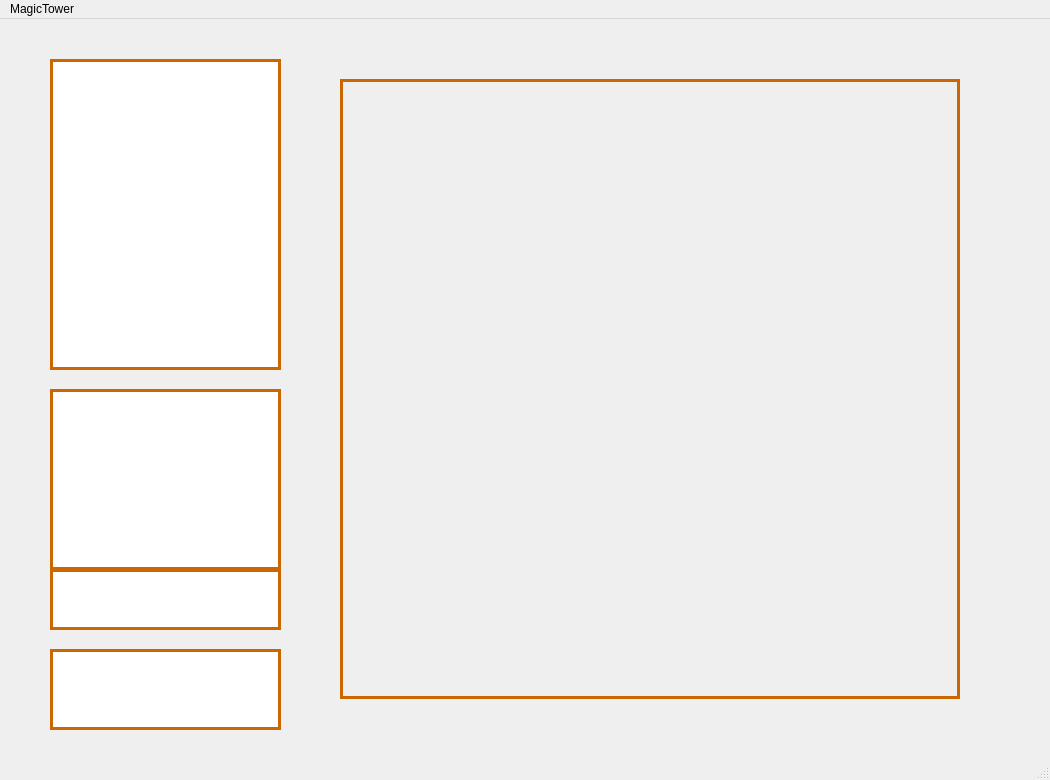
First picture: the form in view/mainwindow.ui, repository ZSYTY/magic-tower, before the edit.
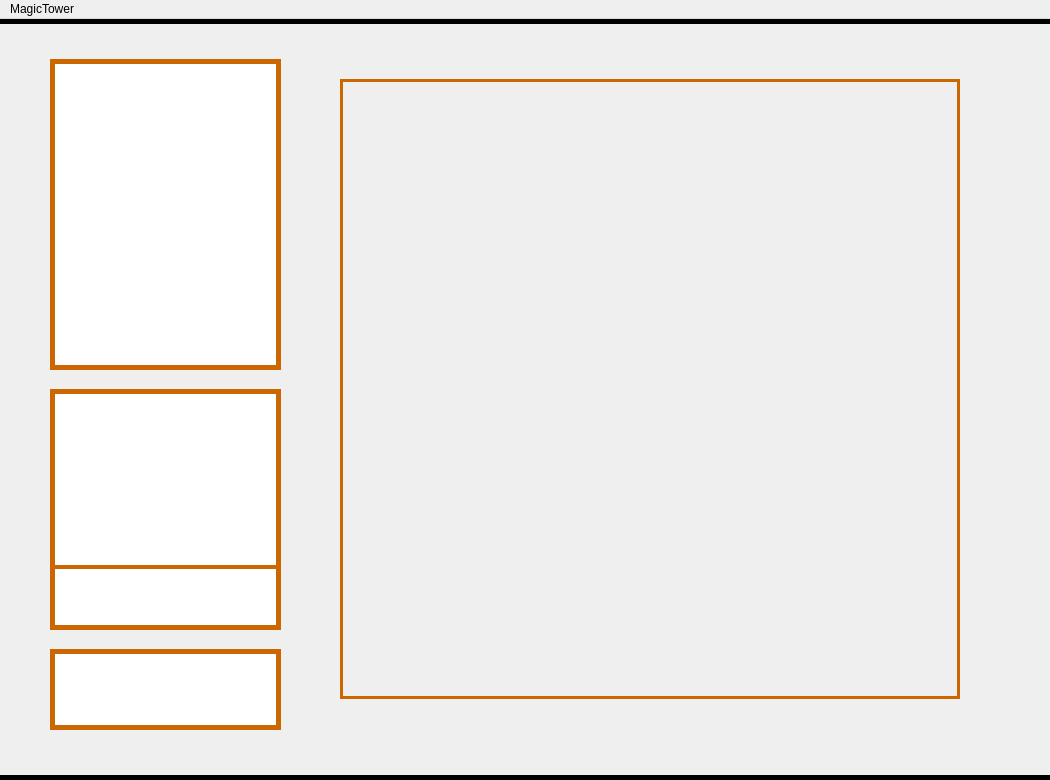
Second picture: the form after the edit. Icons and pictures are not drawn. Custom widgets are drawn as their Qt base class.

Commit message: 增加基础样式

Diff of the .ui file:
```diff
--- a/view/mainwindow.ui
+++ b/view/mainwindow.ui
@@ -14,6 +14,12 @@
    <string>MainWindow</string>
   </property>
   <widget class="QWidget" name="centralwidget">
+   <property name="styleSheet">
+    <string notr="true">background-image:url(:/assets/Images/569.bmp);
+border:5 solid black;
+border-left:1;
+border-right:1</string>
+   </property>
    <widget class="MagicMap" name="mapWidget" native="true">
     <property name="geometry">
      <rect>
@@ -52,11 +58,17 @@
     </property>
     <property name="font">
      <font>
-      <pointsize>14</pointsize>
+      <family>微软雅黑</family>
+      <pointsize>20</pointsize>
+      <weight>50</weight>
+      <bold>false</bold>
      </font>
     </property>
     <property name="styleSheet">
-     <string notr="true">border:3px solid rgb(204,102,0);</string>
+     <string notr="true">border:5px solid rgb(204,102,0);
+background-image:url(:/assets/Images/221.bmp);
+color:white;
+text-align:center</string>
     </property>
    </widget>
    <widget class="QTableWidget" name="keysDataWidget">
@@ -70,11 +82,15 @@
     </property>
     <property name="font">
      <font>
+      <family>Microsoft YaHei</family>
       <pointsize>14</pointsize>
+      <weight>75</weight>
+      <bold>true</bold>
      </font>
     </property>
     <property name="styleSheet">
-     <string notr="true">border:3px solid rgb(204,102,0);</string>
+     <string notr="true">border:5px solid rgb(204,102,0);background-image:url(:/assets/Images/221.bmp);
+color:white;</string>
     </property>
    </widget>
    <widget class="QListWidget" name="levelDataWidget">
@@ -89,10 +105,14 @@
     <property name="font">
      <font>
       <pointsize>14</pointsize>
+      <weight>75</weight>
+      <bold>true</bold>
      </font>
     </property>
     <property name="styleSheet">
-     <string notr="true">border:3px solid rgb(204,102,0);</string>
+     <string notr="true">border:5px solid rgb(204,102,0);
+border-top:0;background-image:url(:/assets/Images/221.bmp);
+color:white;</string>
     </property>
    </widget>
    <widget class="QListWidget" name="optionsDataWidget">
@@ -107,10 +127,13 @@
     <property name="font">
      <font>
       <pointsize>8</pointsize>
+      <weight>75</weight>
+      <bold>true</bold>
      </font>
     </property>
     <property name="styleSheet">
-     <string notr="true">border:3px solid rgb(204,102,0);</string>
+     <string notr="true">border:5px solid rgb(204,102,0);background-image:url(:/assets/Images/221.bmp);
+color:white;</string>
     </property>
    </widget>
   </widget>
@@ -137,7 +160,6 @@
    </widget>
    <addaction name="menuMagicTower"/>
   </widget>
-  <widget class="QStatusBar" name="statusbar"/>
   <action name="actionSave">
    <property name="text">
     <string>Open Map</string>
```
Left out of the diff: 2 changed lines with no effect on the pictures. The commit also changes 2 other files.
